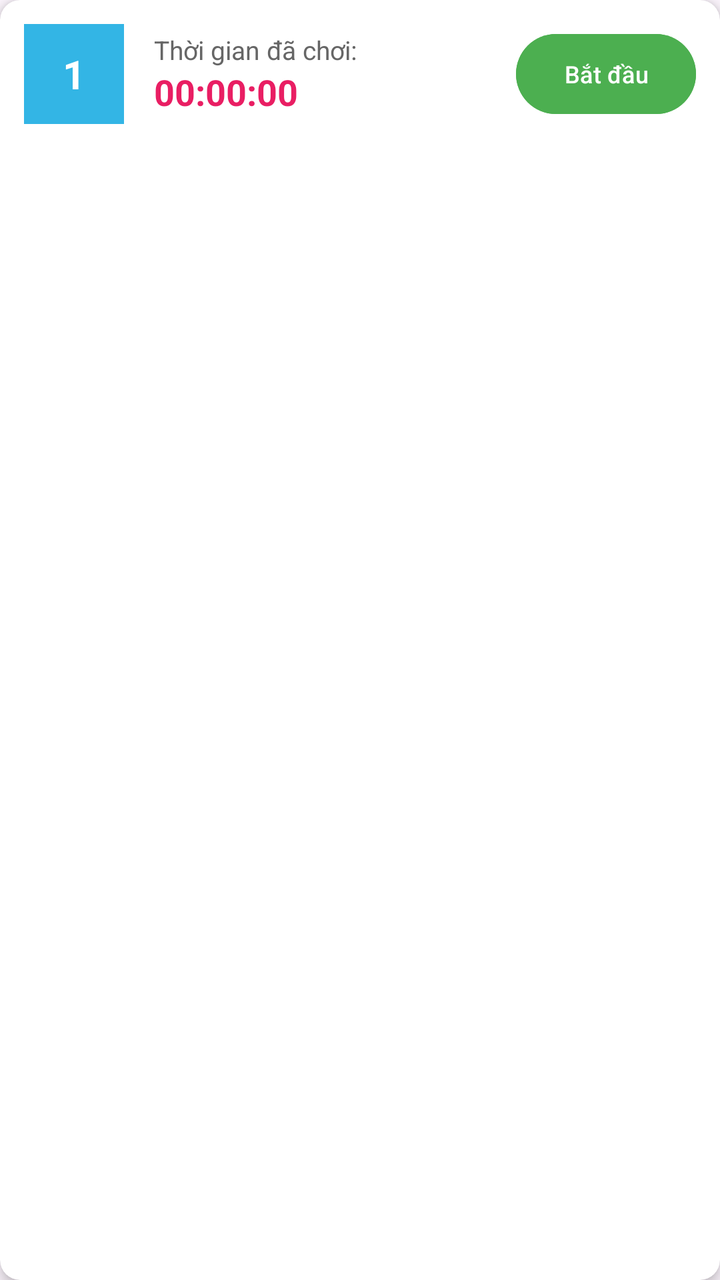
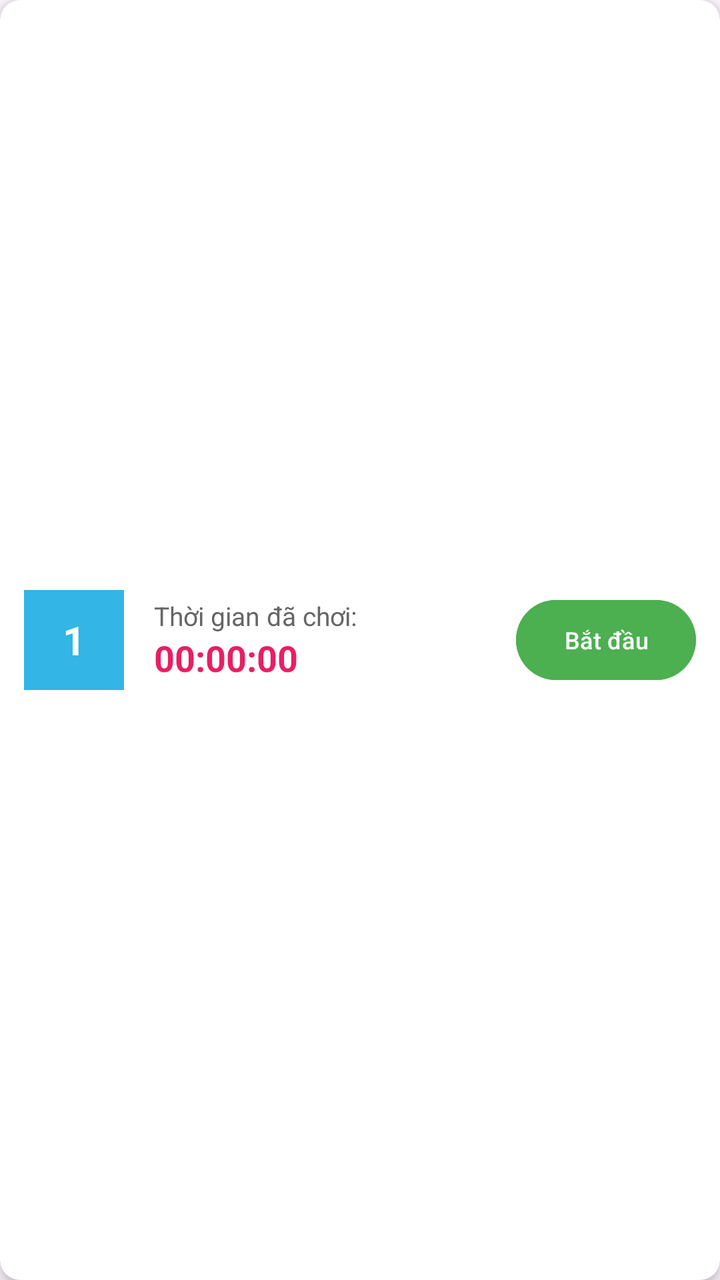

Screens rendered from an Android XML layout before and after an edit, with the pre-edit source and the edit as a unified diff.
<!-- AndroidManifest.xml: application theme Theme.Billards -->
<!-- res/layout/fragment_item_table.xml -->
<?xml version="1.0" encoding="utf-8"?>
<androidx.cardview.widget.CardView
    xmlns:android="http://schemas.android.com/apk/res/android"
    xmlns:app="http://schemas.android.com/apk/res-auto"
    android:layout_width="match_parent"
    android:layout_height="wrap_content"
    android:layout_margin="8dp"
    app:cardCornerRadius="10dp"
    app:cardElevation="4dp">

    <LinearLayout
        android:layout_width="match_parent"
        android:layout_height="wrap_content"
        android:orientation="horizontal"
        android:padding="12dp"
        android:gravity="center_vertical">

        <TextView
            android:id="@+id/tvTableNumber"
            android:layout_width="50dp"
            android:layout_height="50dp"
            android:background="@android:color/holo_blue_light"
            android:gravity="center"
            android:text="1"
            android:textColor="@android:color/white"
            android:textSize="20sp"
            android:textStyle="bold" />

        <LinearLayout
            android:layout_width="0dp"
            android:layout_height="wrap_content"
            android:layout_weight="1"
            android:orientation="vertical"
            android:layout_marginStart="15dp">

            <TextView
                android:layout_width="wrap_content"
                android:layout_height="wrap_content"
                android:text="Thời gian đã chơi:"
                android:textSize="13sp"
                android:textColor="#666666"/>

            <TextView
                android:id="@+id/tvPlayTime"
                android:layout_width="wrap_content"
                android:layout_height="wrap_content"
                android:text="00:00:00"
                android:textSize="18sp"
                android:textStyle="bold"
                android:textColor="#E91E63"/>
        </LinearLayout>

        <Button
            android:id="@+id/btnStart"
            android:layout_width="wrap_content"
            android:layout_height="wrap_content"
            android:text="Bắt đầu"
            android:textSize="12sp"
            android:backgroundTint="#4CAF50"
            android:textColor="@android:color/white"/>

    </LinearLayout>
</androidx.cardview.widget.CardView>
<!-- resources referenced by this layout -->
<resources>
  <style name="Theme.Billards" parent="Base.Theme.Billards" />
  <style name="Base.Theme.Billards" parent="Theme.Material3.DayNight.NoActionBar">
          
          
      </style>
</resources>

<!-- the commit's change to res/layout/fragment_item_table.xml (unified diff, before → after) -->
@@ -10,10 +10,10 @@
 
     <LinearLayout
         android:layout_width="match_parent"
-        android:layout_height="wrap_content"
+        android:layout_height="match_parent"
+        android:gravity="center_vertical"
         android:orientation="horizontal"
-        android:padding="12dp"
-        android:gravity="center_vertical">
+        android:padding="12dp">
 
         <TextView
             android:id="@+id/tvTableNumber"
@@ -29,35 +29,35 @@
         <LinearLayout
             android:layout_width="0dp"
             android:layout_height="wrap_content"
+            android:layout_marginStart="15dp"
             android:layout_weight="1"
-            android:orientation="vertical"
-            android:layout_marginStart="15dp">
+            android:orientation="vertical">
 
             <TextView
                 android:layout_width="wrap_content"
                 android:layout_height="wrap_content"
                 android:text="Thời gian đã chơi:"
-                android:textSize="13sp"
-                android:textColor="#666666"/>
+                android:textColor="#666666"
+                android:textSize="13sp" />
 
             <TextView
                 android:id="@+id/tvPlayTime"
                 android:layout_width="wrap_content"
                 android:layout_height="wrap_content"
                 android:text="00:00:00"
+                android:textColor="#E91E63"
                 android:textSize="18sp"
-                android:textStyle="bold"
-                android:textColor="#E91E63"/>
+                android:textStyle="bold" />
         </LinearLayout>
 
         <Button
             android:id="@+id/btnStart"
             android:layout_width="wrap_content"
             android:layout_height="wrap_content"
+            android:backgroundTint="#4CAF50"
             android:text="Bắt đầu"
-            android:textSize="12sp"
-            android:backgroundTint="#4CAF50"
-            android:textColor="@android:color/white"/>
+            android:textColor="@android:color/white"
+            android:textSize="12sp" />
 
     </LinearLayout>
 </androidx.cardview.widget.CardView>
